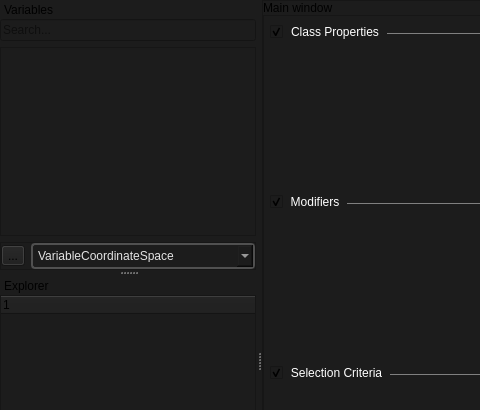
This is smartprop_editor/main.ui in dertwist/Hammer5Tools as Qt 5 draws it before an edit; both pictures show x 0 to 480 and y 0 to 410 of the 1280 by 720 pixel window. The edited form follows.
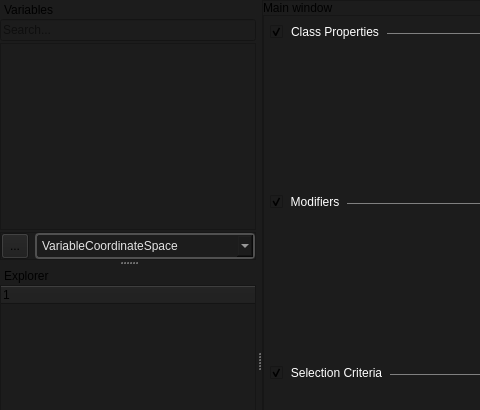
This is the edited form. Icons and pictures are not drawn.

The edit to the form file:
```diff
--- a/smartprop_editor/main.ui
+++ b/smartprop_editor/main.ui
@@ -532,7 +532,7 @@
    <widget class="QWidget" name="dockWidgetContents">
     <layout class="QVBoxLayout" name="verticalLayout_7">
      <property name="spacing">
-      <number>6</number>
+      <number>2</number>
      </property>
      <property name="leftMargin">
       <number>0</number>
@@ -563,10 +563,13 @@
          <rect>
           <x>0</x>
           <y>0</y>
-          <width>367</width>
-          <height>259</height>
+          <width>254</width>
+          <height>197</height>
          </rect>
         </property>
+        <property name="styleSheet">
+         <string notr="true"/>
+        </property>
         <layout class="QVBoxLayout" name="verticalLayout_2">
          <property name="leftMargin">
           <number>0</number>
@@ -622,6 +625,12 @@
         </property>
         <item>
          <widget class="QToolButton" name="add_new_variable_button">
+          <property name="maximumSize">
+           <size>
+            <width>28</width>
+            <height>28</height>
+           </size>
+          </property>
           <property name="text">
            <string>...</string>
           </property>
```
Left out of the diff: 64 changed lines with no effect on the pictures.
